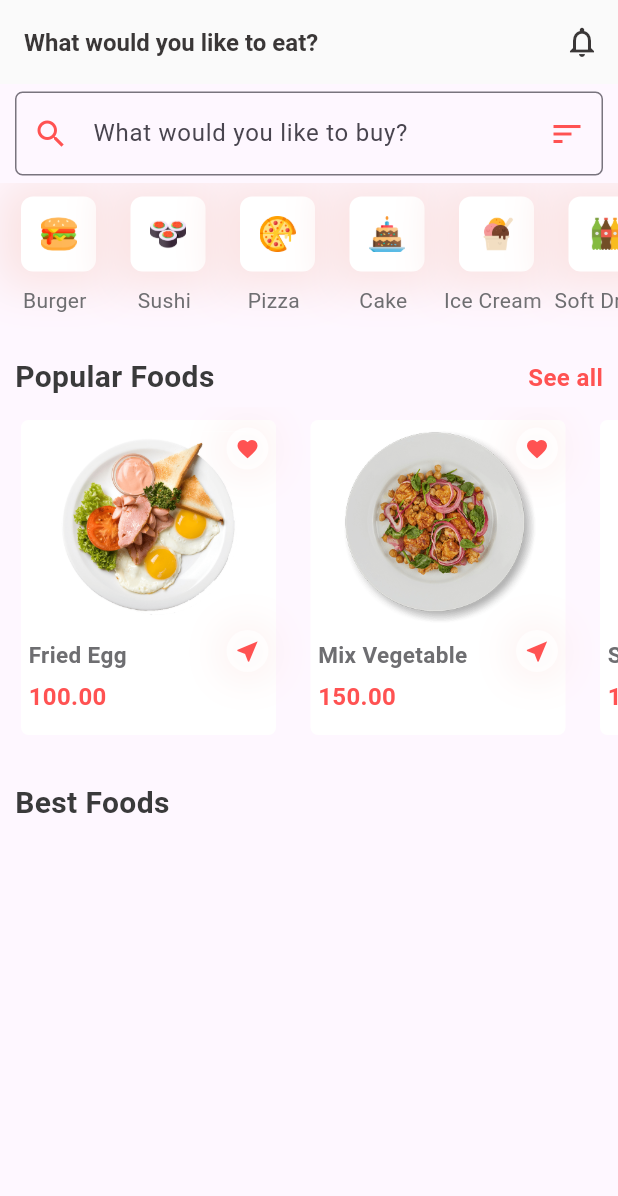
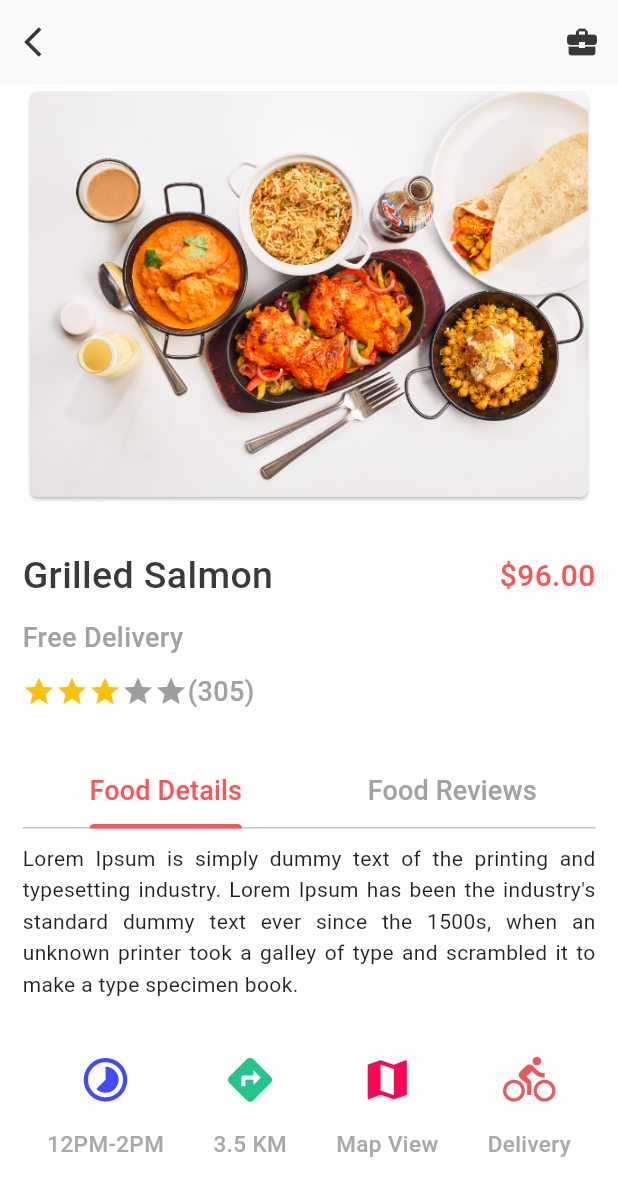
Before and after one commit to Tiraphan/FoodDelivery, a Flutter app: the screen it shows after launch, after a tap on "Fried Egg", on a phone screen of 412 x 824 dp. Shown: the top 1196 px of the screen. Run offline on Flutter 3.47's test engine with Material 3 defaults, Android fonts, the phone set to English and light mode, and no system bars; drawn by our look-alikes of flutter_rating_bar.

Commit message:
Update App

```diff
--- /dev/null
+++ b/lib/pages/foods_details_page.dart
@@ -0,0 +1,266 @@
+import 'package:flutter/material.dart';
+import 'package:flutter/services.dart';
+import 'package:flutter_rating_bar/flutter_rating_bar.dart';
+import 'package:fooddelivery/animation/scale_route.dart';
+import 'package:fooddelivery/pages/food_order_page.dart';
+
+class FoodDetailsPage extends StatelessWidget {
+  const FoodDetailsPage({super.key});
+
+  @override
+  Widget build(BuildContext context) {
+    return DefaultTabController(
+      length: 2,
+      child: Scaffold(
+        backgroundColor: Colors.white,
+        appBar: AppBar(
+          backgroundColor: Color(0xFFFAFAFA),
+          elevation: 0,
+          leading: IconButton(
+            onPressed: () => Navigator.of(context).pop(),
+            icon: Icon(
+              Icons.arrow_back_ios,
+              color: Color(0xFF3a3737),
+            ),
+          ),
+          actions: [
+            IconButton(
+              onPressed: () {
+                Navigator.push(context, ScaleRoute(page: FoodOrderPage()));
+              },
+              icon: Icon(
+                Icons.business_center,
+                color: Color(0xFF3a3737),
+              ),
+            ),
+          ],
+          //systemOverlayStyle: SystemUiOverlayStyle.dark,
+        ),
+        body: SingleChildScrollView(
+          padding: EdgeInsets.only(left: 15, right: 15),
+          child: Column(
+            mainAxisAlignment: MainAxisAlignment.spaceEvenly,
+            children: [
+              Card(
+                semanticContainer: true,
+                clipBehavior: Clip.antiAliasWithSaveLayer,
+                child: Image.asset('assets/ic_best_food_8.jpeg'),
+                shape: RoundedRectangleBorder(
+                  borderRadius: BorderRadius.circular(5),
+                ),
+                elevation: 1,
+                margin: EdgeInsets.all(5),
+              ),
+              SizedBox(
+                height: 30,
+              ),
+              Row(
+                mainAxisAlignment: MainAxisAlignment.spaceBetween,
+                children: [
+                  Text(
+                    'Grilled Salmon',
+                    style: TextStyle(
+                      fontSize: 25,
+                      color: Color(0xFF3a3a3b),
+                      fontWeight: FontWeight.w500,
+                    ),
+                  ),
+                  Text(
+                    '\$96.00',
+                    style: TextStyle(
+                      fontSize: 20,
+                      color: Colors.redAccent,
+                      fontWeight: FontWeight.w500,
+                    ),
+                  ),
+                ],
+              ),
+              SizedBox(
+                height: 10,
+              ),
+              Align(
+                alignment: Alignment.centerLeft,
+                child: Text(
+                  'Free Delivery',
+                  style: TextStyle(
+                    fontSize: 18,
+                    color: Color(0xFFa4a1a1),
+                    fontWeight: FontWeight.w500,
+                  ),
+                ),
+              ),
+              SizedBox(
+                height: 10,
+              ),
+              Row(children: [
+                RatingBar.builder(
+                  initialRating: 3,
+                  minRating: 1,
+                  direction: Axis.horizontal,
+                  allowHalfRating: true,
+                  itemCount: 5,
+                  //itemPadding: EdgeInsets.symmetric(horizontal: 2.0),
+                  itemSize: 22,
+                  itemBuilder: (context, _) => Icon(
+                    Icons.star,
+                    color: Colors.amber,
+                  ),
+                  onRatingUpdate: (rating) {
+                    print(rating);
+                  },
+                ),
+                SizedBox(
+                  height: 5,
+                ),
+                Text(
+                  '(305)',
+                  style: TextStyle(
+                    fontSize: 18,
+                    color: Color(0xFFa4a1a1),
+                    fontWeight: FontWeight.w500,
+                  ),
+                ),
+              ]),
+              SizedBox(
+                height: 30,
+              ),
+              PreferredSize(
+                preferredSize: Size.fromHeight(50),
+                child: TabBar(
+                  labelColor: Colors.redAccent,
+                  indicatorColor: Colors.redAccent,
+                  unselectedLabelColor: Color(0xFFa4a1a1),
+                  indicatorSize: TabBarIndicatorSize.label,
+                  labelStyle: TextStyle(
+                    fontWeight: FontWeight.w500,
+                    fontSize: 18,
+                  ),
+                  tabs: [
+                    Tab(
+                      text: 'Food Details',
+                    ),
+                    Tab(
+                      text: 'Food Reviews',
+                    ),
+                  ],
+                ),
+              ),
+              Container(
+                height: 150,
+                child: TabBarView(
+                  children: [
+                    Container(
+                      color: Colors.white24,
+                      margin: EdgeInsets.only(top: 10),
+                      child: Container(
+                        child: Text(
+                          "Lorem Ipsum is simply dummy text of the printing and typesetting industry. Lorem Ipsum has been the industry's standard dummy text ever since the 1500s, when an unknown printer took a galley of type and scrambled it to make a type specimen book.",
+                          style: TextStyle(
+                              fontSize: 14,
+                              color: Colors.black87,
+                              height: 1.50),
+                          textAlign: TextAlign.justify,
+                        ),
+                      ),
+                    ),
+                    Container(
+                      color: Colors.white24,
+                      margin: EdgeInsets.only(top: 10),
+                      child: Container(
+                        child: Text(
+                          "Lorem Ipsum is simply dummy text of the printing and typesetting industry. Lorem Ipsum has been the industry's standard dummy text ever since the 1500s, when an unknown printer took a galley of type and scrambled it to make a type specimen book.",
+                          style: TextStyle(
+                              fontSize: 14,
+                              color: Colors.black87,
+                              height: 1.50),
+                          textAlign: TextAlign.justify,
+                        ),
+                      ),
+                    ),
+                  ],
+                ),
+              ),
+              Row(
+                mainAxisAlignment: MainAxisAlignment.spaceAround,
+                children: [
+                  Column(
+                    children: [
+                      Icon(
+                        Icons.timelapse,
+                        color: Color(0xFF404aff),
+                        size: 35,
+                      ),
+                      SizedBox(height: 15),
+                      Text(
+                        '12PM-2PM',
+                        style: TextStyle(
+                          fontSize: 15,
+                          fontWeight: FontWeight.w500,
+                          color: Color(0xFFa9a9a9),
+                        ),
+                      )
+                    ],
+                  ),
+                  Column(
+                    children: [
+                      Icon(
+                        Icons.directions,
+                        color: Color(0xFF23c58a),
+                        size: 35,
+                      ),
+                      SizedBox(height: 15),
+                      Text(
+                        '3.5 KM',
+                        style: TextStyle(
+                          fontSize: 15,
+                          fontWeight: FontWeight.w500,
+                          color: Color(0xFFa9a9a9),
+                        ),
+                      )
+                    ],
+                  ),
+                  Column(
+                    children: [
+                      Icon(
+                        Icons.map,
+                        color: Color(0xFFff0654),
+                        size: 35,
+                      ),
+                      SizedBox(height: 15),
+                      Text(
+                        'Map View',
+                        style: TextStyle(
+                          fontSize: 15,
+                          fontWeight: FontWeight.w500,
+                          color: Color(0xFFa9a9a9),
+                        ),
+                      )
+                    ],
+                  ),
+                  Column(
+                    children: [
+                      Icon(
+                        Icons.directions_bike,
+                        color: Color(0xFFe95959),
+                        size: 35,
+                      ),
+                      SizedBox(height: 15),
+                      Text(
+                        'Delivery',
+                        style: TextStyle(
+                          fontSize: 15,
+                          fontWeight: FontWeight.w500,
+                          color: Color(0xFFa9a9a9),
+                        ),
+                      )
+                    ],
+                  ),
+                ],
+              ),
+            ],
+          ),
+        ),
+      ),
+    );
+  }
+}
--- a/lib/pages/home_page.dart
+++ b/lib/pages/home_page.dart
@@ -1,4 +1,5 @@
 import 'package:flutter/material.dart';
+import 'package:fooddelivery/widgets/best_foods_widget.dart';
 import 'package:fooddelivery/widgets/popular_foods_widget.dart';
 import 'package:fooddelivery/widgets/top_menu.dart';
 
@@ -100,6 +101,7 @@ class HomePage extends StatelessWidget {
               ),
             ),
             // Best Foods Widget here...
+            BestFoodsList(),
           ],
         ),
       ),
--- /dev/null
+++ b/lib/widgets/best_foods_widget.dart
@@ -0,0 +1,99 @@
+import 'package:flutter/material.dart';
+import 'package:fooddelivery/animation/scale_route.dart';
+import 'package:fooddelivery/pages/foods_details_page.dart';
+
+class BestFoodTiles extends StatelessWidget {
+  String name;
+  String imageUrl;
+  String rating;
+  String numberOfRating;
+  String price;
+  String slug;
+
+  BestFoodTiles({
+    required this.name,
+    required this.imageUrl,
+    required this.rating,
+    required this.numberOfRating,
+    required this.price,
+    required this.slug,
+  });
+
+  @override
+  Widget build(BuildContext context) {
+    return InkWell(
+      onTap: () {
+        Navigator.push(context, ScaleRoute(page: FoodDetailsPage()));
+      },
+      child: Column(
+        children: [
+          Container(
+            padding: EdgeInsets.only(left: 10, right: 5, top: 5, bottom: 5),
+            child: Card(
+              semanticContainer: true,
+              clipBehavior: Clip.antiAliasWithSaveLayer,
+              shape: RoundedRectangleBorder(
+                borderRadius: BorderRadius.circular(10),
+              ),
+              elevation: 1,
+              margin: EdgeInsets.all(5),
+              child: Image.asset('assets/' + imageUrl + '.jpeg'),
+            ),
+          )
+        ],
+      ),
+    );
+  }
+}
+
+class BestFoodsList extends StatelessWidget {
+  const BestFoodsList({super.key});
+
+  @override
+  Widget build(BuildContext context) {
+    return Column(
+      children: [
+        BestFoodTiles(
+          name: 'Fried Egg',
+          imageUrl: 'ic_best_food_8',
+          rating: '4.9',
+          numberOfRating: '200',
+          price: '15.6',
+          slug: 'fried egg',
+        ),
+        BestFoodTiles(
+          name: 'Fried Egg',
+          imageUrl: 'ic_best_food_9',
+          rating: '4.9',
+          numberOfRating: '200',
+          price: '15.6',
+          slug: 'fried egg',
+        ),
+        BestFoodTiles(
+          name: 'Fried Egg',
+          imageUrl: 'ic_best_food_10',
+          rating: '4.9',
+          numberOfRating: '200',
+          price: '15.6',
+          slug: 'fried egg',
+        ),
+        BestFoodTiles(
+          name: 'Fried Egg',
+          imageUrl: 'ic_best_food_5',
+          rating: '4.9',
+          numberOfRating: '200',
+          price: '15.6',
+          slug: 'fried egg',
+        ),
+        BestFoodTiles(
+          name: 'Fried Egg',
+          imageUrl: 'ic_best_food_1',
+          rating: '4.9',
+          numberOfRating: '200',
+          price: '15.6',
+          slug: 'fried egg',
+        )
+      ],
+    );
+  }
+}
--- a/lib/widgets/popular_foods_widget.dart
+++ b/lib/widgets/popular_foods_widget.dart
@@ -1,5 +1,6 @@
 import 'package:flutter/material.dart';
 import 'package:fooddelivery/animation/scale_route.dart';
+import 'package:fooddelivery/pages/foods_details_page.dart';
 
 class PopularFoodsWidget extends StatefulWidget {
   const PopularFoodsWidget({super.key});
@@ -38,7 +39,7 @@ class PopularFoodsTiles extends StatelessWidget {
   Widget build(BuildContext context) {
     return InkWell(
       onTap: () {
-        // Navigator.push(context, ScaleRoute(page: FooddetailsPage()));
+        Navigator.push(context, ScaleRoute(page: FoodDetailsPage()));
       },
       child: Column(
         children: [
--- a/pubspec.yaml
+++ b/pubspec.yaml
@@ -36,6 +36,7 @@ dependencies:
   # Use with the CupertinoIcons class for iOS style icons.
   cupertino_icons: ^1.0.8
   font_awesome_flutter: ^10.8.0
+  flutter_rating_bar: ^4.0.1
 
 dev_dependencies:
   flutter_test:
```
Also changed, not shown: lib/pages/food_order_page.dart (added, +75 -0 lines), lib/widgets/cart_items.dart (added, +150 -0 lines), lib/widgets/ิbest_foods_widget.dart (deleted, +0 -50 lines), pubspec.lock.
